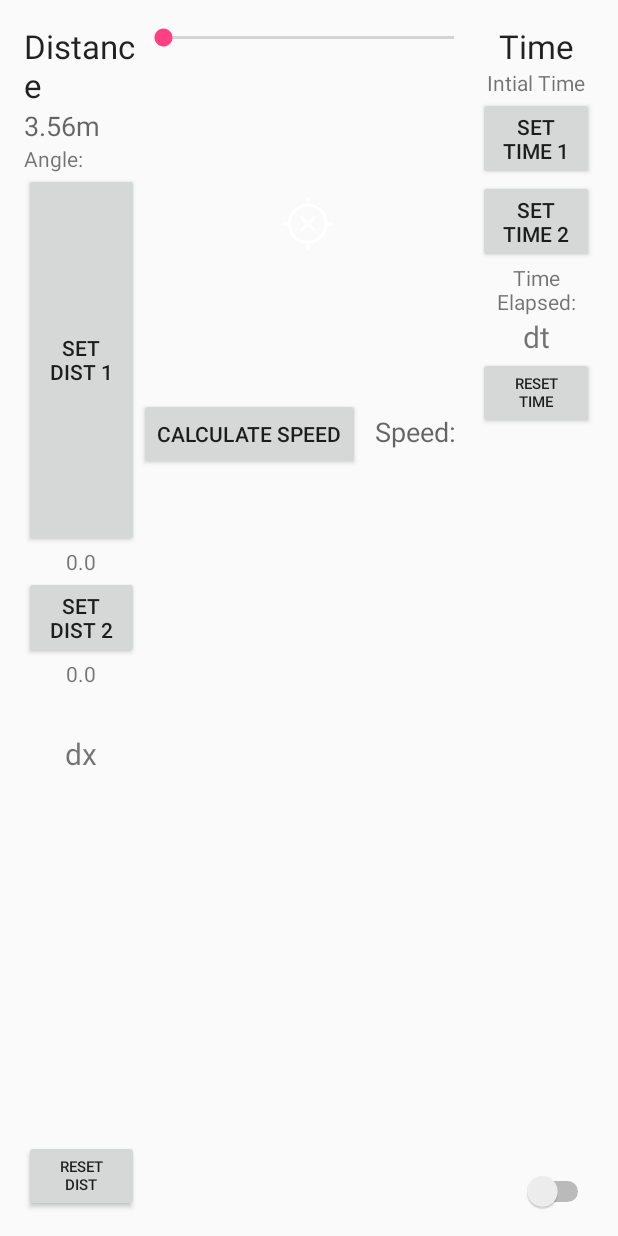
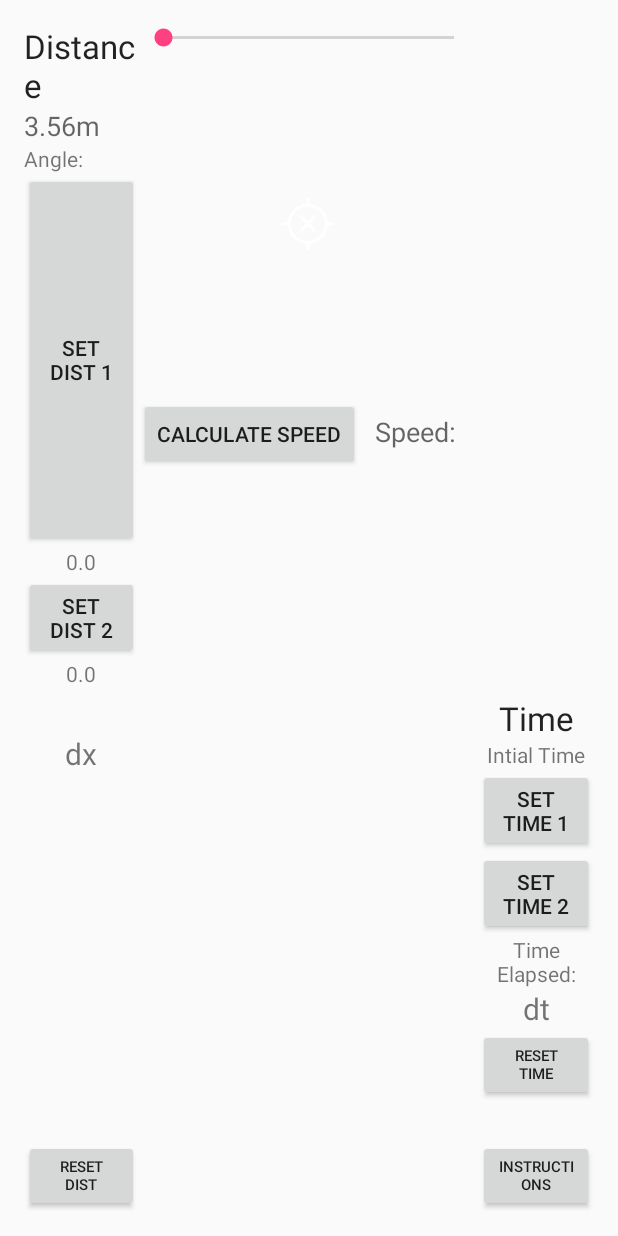
Before and after one commit to YasserAtiya/SpeedCamera-OpenCV, an Android app: the layout content_main.xml on its own in the app's theme, with its tools: preview values and no code run, on a phone screen of 412 x 824 dp. Run offline under Robolectric (Android 15) with nearby library versions, the phone set to English and light mode, and no system bars.

Commit message:
removed the slider and added instructions button instead

```diff
--- a/app/src/main/res/layout/content_main.xml
+++ b/app/src/main/res/layout/content_main.xml
@@ -4,7 +4,7 @@
     xmlns:app="http://schemas.android.com/apk/res-auto"
     xmlns:tools="http://schemas.android.com/tools"
     xmlns:opencv="http://schemas.android.com/apk/res-auto"
-    android:layout_width="fill_parent"
+    android:layout_width="match_parent"
     android:layout_height="fill_parent"
     android:paddingBottom="@dimen/activity_vertical_margin"
     android:paddingLeft="@dimen/activity_horizontal_margin"
@@ -39,9 +39,10 @@
                 android:layout_height="wrap_content"
                 android:text="Reset Dist"
                 android:id="@+id/btnResetDist"
+                android:textSize="10dp"
                 android:layout_alignParentBottom="true"
-                android:layout_alignParentLeft="true"
-                android:textSize="10dp"/>
+                android:layout_alignLeft="@+id/btnDist2"
+                android:layout_alignStart="@+id/btnDist2" />
 
             <TextView
                 android:layout_width="wrap_content"
@@ -128,9 +129,11 @@
             android:layout_height="match_parent"
             android:layout_toRightOf="@+id/btnResetDist"
             android:layout_alignParentStart="false"
-            android:layout_toLeftOf="@+id/edgeSwitch"
-            android:layout_toStartOf="@+id/edgeSwitch"
-            android:layout_weight="0.595">
+            android:layout_alignParentLeft="false"
+            android:layout_toLeftOf="@+id/instructionsBtn"
+            android:layout_toStartOf="@+id/instructionsBtn"
+            android:layout_weight="0.595"
+            android:textSize="10dp">
 
             <SeekBar
                 android:layout_width="match_parent"
@@ -205,17 +208,24 @@
             android:layout_width="0dp"
             android:layout_height="match_parent"
             android:layout_weight="0.2025"
-            android:gravity="bottom|right">
+            android:gravity="bottom|right"
+            android:layout_below="@+id/btnResetTime"
+            android:layout_alignLeft="@+id/btnResetTime"
+            android:layout_alignStart="@+id/btnResetTime">
 
-            <Switch
+            <Button
                 android:layout_width="wrap_content"
                 android:layout_height="wrap_content"
-                android:id="@+id/edgeSwitch"
+                android:id="@+id/instructionsBtn"
                 android:layout_gravity="right"
-                android:layout_alignParentBottom="true"
                 android:layout_alignWithParentIfMissing="false"
-                android:layout_alignParentRight="true"
-                android:checked="false"/>
+                android:checked="false"
+                android:text="Instructions"
+                android:textSize="10dp"
+                android:layout_below="@+id/btnResetTime"
+                android:layout_alignLeft="@+id/btnTime2"
+                android:layout_alignStart="@+id/btnTime2"
+                android:layout_marginTop="26dp" />
 
             <TextView
                 android:layout_width="fill_parent"
@@ -224,8 +234,8 @@
                 android:text="Time"
                 android:id="@+id/textView3"
                 android:layout_alignParentTop="true"
-                android:layout_alignRight="@+id/edgeSwitch"
-                android:layout_alignEnd="@+id/edgeSwitch"
+                android:layout_alignRight="@+id/instructionsBtn"
+                android:layout_alignEnd="@+id/instructionsBtn"
                 android:gravity="center_horizontal" />
 
             <TextView
```
Also changed, not shown: app/src/main/java/com/speeddemon/MainActivity.java (+29 -3 lines), app/src/main/res/values/strings.xml (+11 -0 lines), 1 other file.
